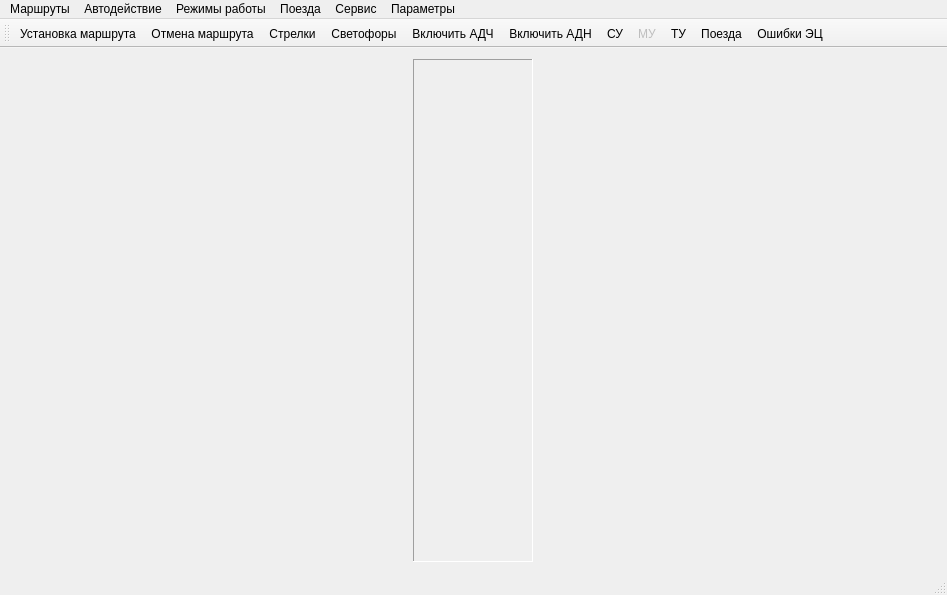
The window that monitor/mainwindow.ui (eugene-pa/armdncqt) describes before a commit, drawn with Qt 5.
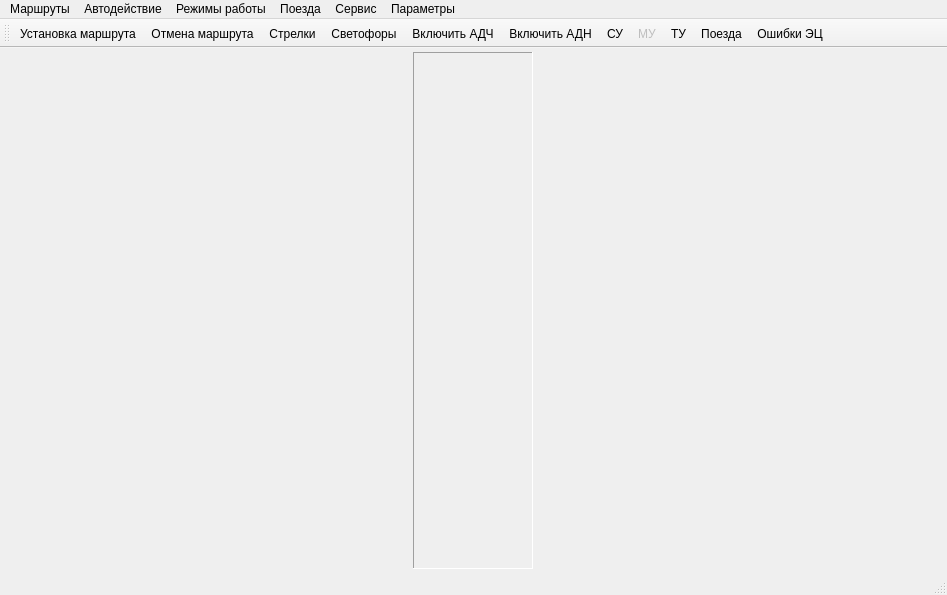
The same window after the commit. Icons and pictures are not drawn.

```diff
--- a/monitor/mainwindow.ui
+++ b/monitor/mainwindow.ui
@@ -13,8 +13,32 @@
   <property name="windowTitle">
    <string>MainWindow</string>
   </property>
+  <property name="iconSize">
+   <size>
+    <width>64</width>
+    <height>40</height>
+   </size>
+  </property>
+  <property name="dockOptions">
+   <set>QMainWindow::AllowTabbedDocks|QMainWindow::AnimatedDocks</set>
+  </property>
   <widget class="QWidget" name="centralWidget">
    <layout class="QHBoxLayout" name="horizontalLayout">
+    <property name="spacing">
+     <number>4</number>
+    </property>
+    <property name="leftMargin">
+     <number>4</number>
+    </property>
+    <property name="topMargin">
+     <number>4</number>
+    </property>
+    <property name="rightMargin">
+     <number>4</number>
+    </property>
+    <property name="bottomMargin">
+     <number>4</number>
+    </property>
     <item>
      <widget class="QFrame" name="frame_st">
       <property name="minimumSize">
```
Left out of the diff: 65 changed lines with no effect on the pictures.
